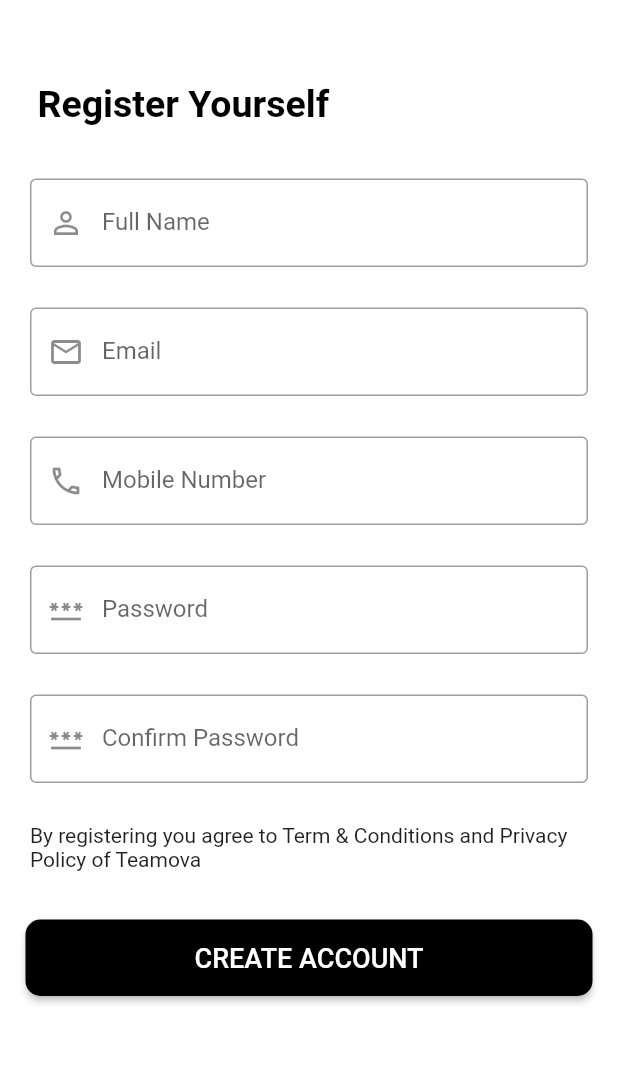
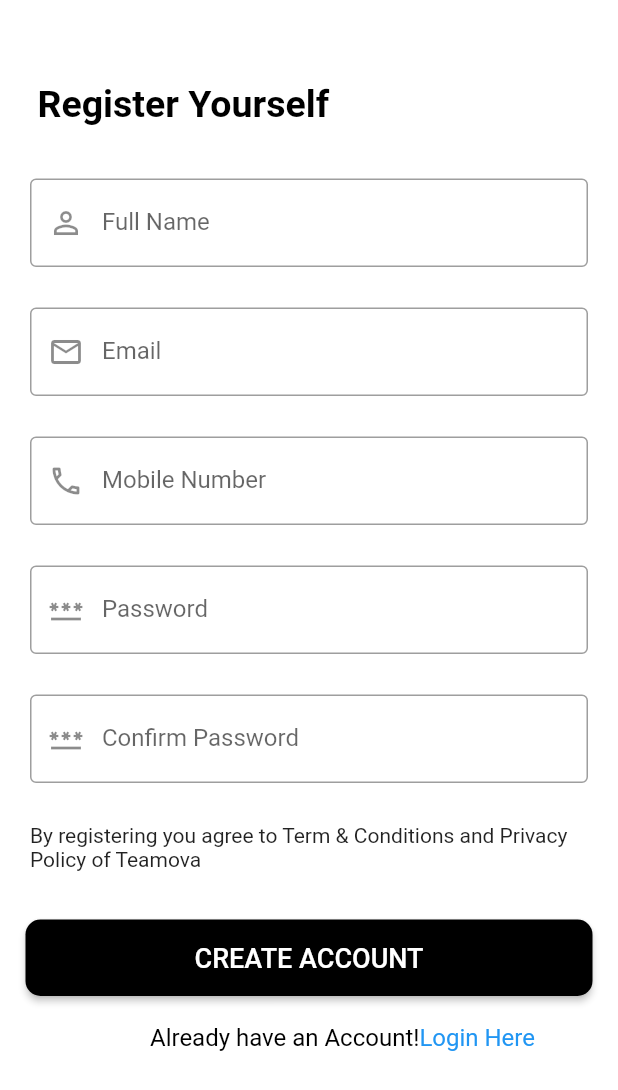
Before and after one commit to Himanshusha673/Teamova, a Flutter app: the Registration screen opened directly, on a phone screen of 412 x 824 dp. Shown: the top 1090 px of the screen. Run offline on Flutter 3.47's test engine with Material 2 defaults, Android fonts, the light colour scheme and no system bars; our stand-ins replace cloud_firestore, firebase_auth, firebase_core, firebase_storage, flutter_svg, fluttertoast and 2 more; missing offline and left inert: flutter_chip_tags, sign_button, snapping_sheet; accounts and stored records are empty; network calls fail; project files that could hold a hidden picture were left out.

Commit message:
first commit

```diff
--- a/lib/screens/signup.dart
+++ b/lib/screens/signup.dart
@@ -241,28 +241,28 @@ class _RegistrationState extends State<Registration> {
                     //     onPressed: () {
                     //       signUpUser();
                     //     }),
-                    // SizedBox(
-                    //   height: 18,
-                    // ),
-                    // Padding(
-                    //   padding: const EdgeInsets.only(left: 90),
-                    //   child: Row(
-                    //     children: [
-                    //       Text("Already have an Account!",
-                    //           style:
-                    //               TextStyle(color: Colors.black, fontSize: 16)),
-                    //       GestureDetector(
-                    //           child: Text(
-                    //             "Login Here",
-                    //             style:
-                    //                 TextStyle(color: Colors.blue, fontSize: 16),
-                    //           ),
-                    //           onTap: () {
-                    //             Navigator.pop(context);
-                    //           }),
-                    //     ],
-                    //   ),
-                    // ),
+                    SizedBox(
+                      height: 18,
+                    ),
+                    Padding(
+                      padding: const EdgeInsets.only(left: 90),
+                      child: Row(
+                        children: [
+                          Text("Already have an Account!",
+                              style:
+                                  TextStyle(color: Colors.black, fontSize: 16)),
+                          GestureDetector(
+                              child: Text(
+                                "Login Here",
+                                style:
+                                    TextStyle(color: Colors.blue, fontSize: 16),
+                              ),
+                              onTap: () {
+                                Navigator.pop(context);
+                              }),
+                        ],
+                      ),
+                    ),
                   ],
                 ),
               ),
```
Also changed, not shown: lib/screens/aboutyourself.dart (+31 -19 lines), pubspec.lock.
